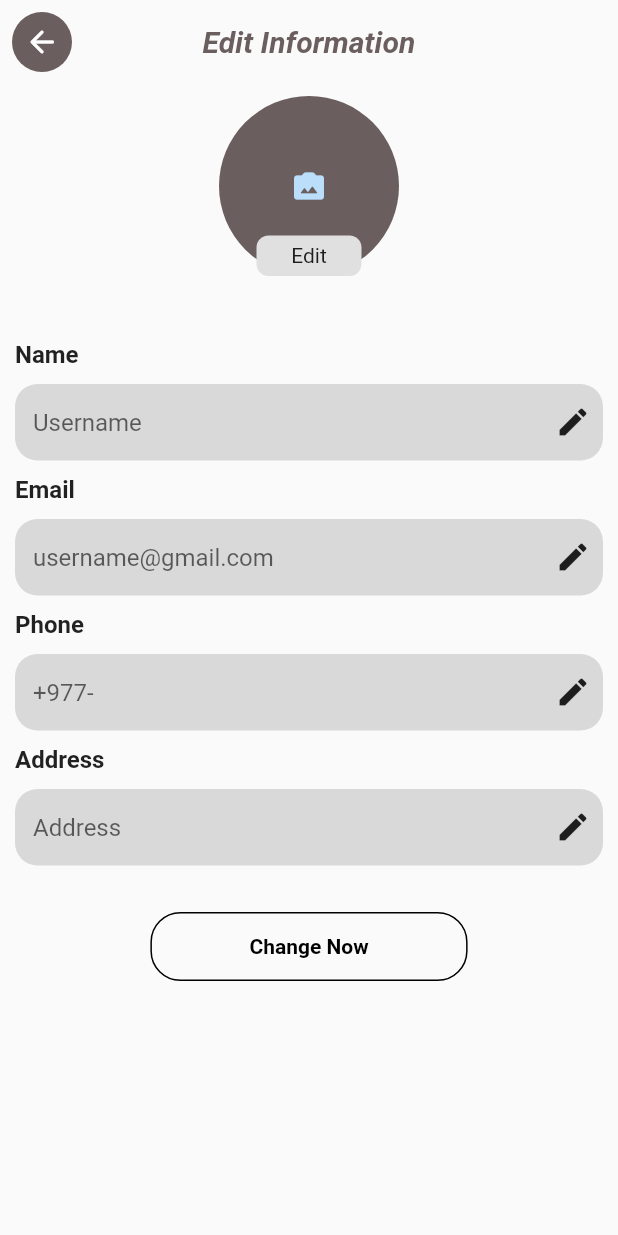
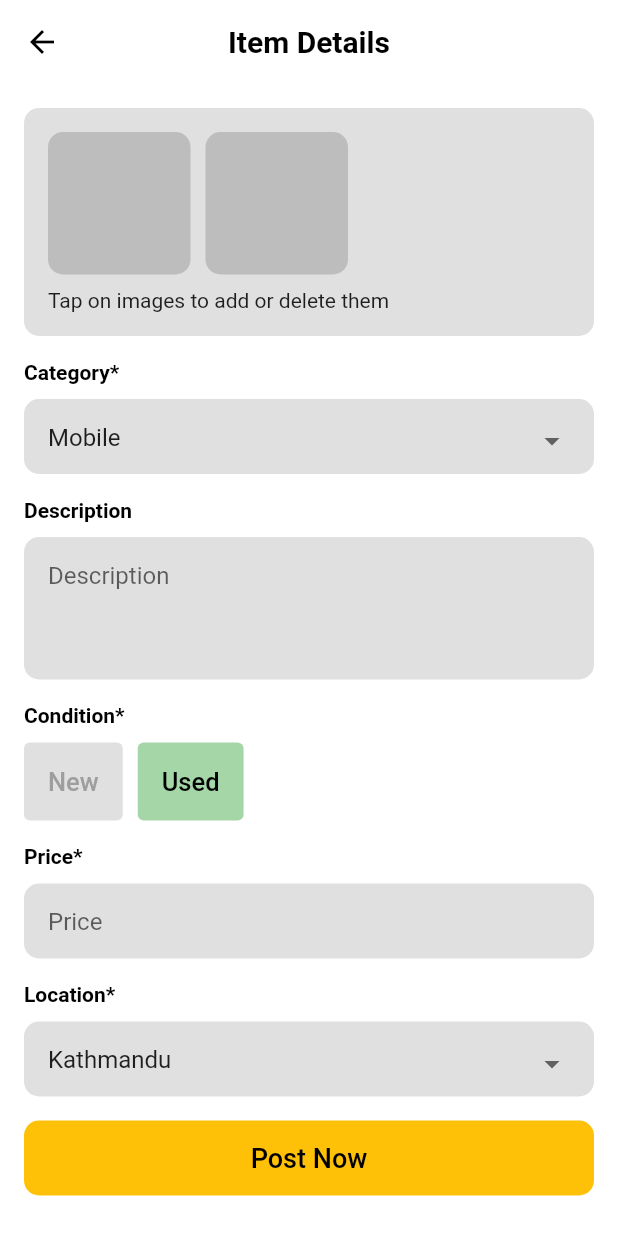
Before and after one commit to aakritip15/E_commerce, a Flutter app: the screen it shows after launch, on a phone screen of 412 x 824 dp. Run offline on Flutter 3.47's test engine with Material 2 defaults, Android fonts, the phone set to English and light mode, and no system bars; our stand-ins replace cloud_firestore, feather_icons, firebase_auth, firebase_core, google_fonts; accounts and stored records are empty; Roboto replaces fonts that are missing (Times).

Commit message:
sell item added

```diff
--- /dev/null
+++ b/lib/Screens/sell_item.dart
@@ -0,0 +1,251 @@
+import 'package:flutter/material.dart';
+
+class SellItem extends StatefulWidget {
+  const SellItem({super.key});
+
+  @override
+  State<SellItem> createState() => _SellItemState();
+}
+
+class _SellItemState extends State<SellItem> {
+  List<String> _categoryList = <String>["Mobile", "Stationary", "Grocery","Vehicle"];
+  String _category = 'Mobile';
+
+  List<String> _location = <String>["Kathmandu", "Lalitpur", "Bhaktapur"];
+  String _choosedLocation = 'Kathmandu';
+
+  @override
+  Widget build(BuildContext context) {
+    return Scaffold(
+        backgroundColor: Colors.white,
+        appBar: AppBar(
+          title: Text('Item Details',
+              style: TextStyle(
+                color: Colors.black,
+                fontWeight: FontWeight.bold,
+              )),
+          backgroundColor: Colors.white,
+          elevation: 0,
+          leading: Icon(
+            Icons.arrow_back,
+            color: Colors.black,
+          ),
+          centerTitle: true,
+        ),
+        body: Padding(
+          padding: const EdgeInsets.all(16.0),
+          child: SingleChildScrollView(
+            child: Column(
+              crossAxisAlignment: CrossAxisAlignment.start,
+              children: [
+                Container(
+                  height: 152,
+                  width: double.infinity,
+                  decoration: BoxDecoration(
+                      color: Colors.grey[300],
+                      borderRadius: BorderRadius.circular(10)),
+                  child: Padding(
+                    padding: const EdgeInsets.all(16.0),
+                    child: Column(
+                      crossAxisAlignment: CrossAxisAlignment.start,
+                      children: [
+                        Row(
+                          children: [
+                            Container(
+                              height: 95,
+                              width: 95,
+                              decoration: BoxDecoration(
+                                  color: Colors.grey[400],
+                                  borderRadius: BorderRadius.circular(10)),
+                            ),
+                            SizedBox(width: 10),
+                            Container(
+                              height: 95,
+                              width: 95,
+                              decoration: BoxDecoration(
+                                  color: Colors.grey[400],
+                                  borderRadius: BorderRadius.circular(10)),
+                            ),
+                          ],
+                        ),
+                        SizedBox(height: 9),
+                        Text('Tap on images to add or delete them'),
+                      ],
+                    ),
+                  ),
+                ),
+                SizedBox(height: 16),
+                Text('Category*',
+                    style: TextStyle(
+                      color: Colors.black,
+                      fontWeight: FontWeight.bold,
+                    )),
+                SizedBox(height: 10),
+                Container(
+                  height: 50,
+                  width: double.infinity,
+                  decoration: BoxDecoration(
+                      color: Colors.grey[300],
+                      borderRadius: BorderRadius.circular(10)),
+                  child: Padding(
+                    padding: const EdgeInsets.all(16.0),
+                    child: DropdownButtonHideUnderline(
+                      child: DropdownButton(
+                          isExpanded: true,
+                          value: _category,
+                          items: _categoryList
+                              .map((e) => DropdownMenuItem(
+                                    child: Text(e),
+                                    value: e,
+                                  ))
+                              .toList(),
+                          onChanged: (val) {
+                            setState(() {
+                              _category = val.toString();
+                            });
+                          }),
+                    ),
+                  ),
+                ),
+                SizedBox(height: 16),
+                Text('Description',
+                    style: TextStyle(
+                      color: Colors.black,
+                      fontWeight: FontWeight.bold,
+                    )),
+                SizedBox(height: 10),
+                Container(
+                  height: 95,
+                  width: double.infinity,
+                  decoration: BoxDecoration(
+                      color: Colors.grey[300],
+                      borderRadius: BorderRadius.circular(10)),
+                  child: Padding(
+                    padding: const EdgeInsets.all(16.0),
+                    child: TextField(
+                      decoration:
+                          InputDecoration.collapsed(hintText: 'Description'),
+                    ),
+                  ),
+                ),
+                 SizedBox(height: 16),
+                Text('Condition*',
+                    style: TextStyle(
+                      color: Colors.black,
+                      fontWeight: FontWeight.bold,
+                    )),
+                    SizedBox(height: 10),
+                    Row(
+                      children: [
+                        TextButton(
+                          style: ButtonStyle(
+                            backgroundColor: MaterialStateProperty.all(Colors.grey[300]),
+                          ),
+                          onPressed: (){},
+                          child: Padding(
+                            padding: const EdgeInsets.all(8.0),
+                            child: Text('New',
+                            style: TextStyle(
+                              color: Colors.grey,
+                              fontSize: 17,
+                            ),
+                            ),
+                          )),
+                        SizedBox(width: 10,),
+                        TextButton(
+                          style: ButtonStyle(
+                            backgroundColor: MaterialStateProperty.all(Colors.green[200]),
+                          ),
+                          onPressed: (){},
+                          child: Padding(
+                            padding: const EdgeInsets.all(8.0),
+                            child: Text('Used',
+                            style: TextStyle(
+                              color: Colors.black,
+                              fontSize: 17,
+                            ),
+                            ),
+                          )),
+
+                      ],
+                    ),
+
+                SizedBox(height: 16),
+                Text('Price*',
+                    style: TextStyle(
+                      color: Colors.black,
+                      fontWeight: FontWeight.bold,
+                    )),
+
+                SizedBox(height: 10),
+                Container(
+                  height: 50,
+                  width: double.infinity,
+                  decoration: BoxDecoration(
+                      color: Colors.grey[300],
+                      borderRadius: BorderRadius.circular(10)),
+                  child: Padding(
+                    padding: const EdgeInsets.all(16.0),
+                    child: TextField(
+                      decoration: InputDecoration.collapsed(hintText: 'Price'),
+                    ),
+                  ),
+                ),
+                SizedBox(height: 16),
+                Text('Location*',
+                    style: TextStyle(
+                      color: Colors.black,
+                      fontWeight: FontWeight.bold,
+                    )),
+                SizedBox(height: 10),
+                Container(
+                  height: 50,
+                  width: double.infinity,
+                  decoration: BoxDecoration(
+                      color: Colors.grey[300],
+                      borderRadius: BorderRadius.circular(10)),
+                  child: Padding(
+                    padding: const EdgeInsets.all(16.0),
+                    child: DropdownButtonHideUnderline(
+                      child: DropdownButton(
+                          isExpanded: true,
+                          value: _choosedLocation,
+                          items: _location
+                              .map((e) => DropdownMenuItem(
+                                    child: Text(e),
+                                    value: e,
+                                  ))
+                              .toList(),
+                          onChanged: (val) {
+                            setState(() {
+                              _choosedLocation = val.toString();
+                            });
+                          }),
+                    ),
+                  ),
+                ),
+                SizedBox(height: 16),
+                Container(
+                  height: 50,
+                  width: double.infinity,
+                  decoration: BoxDecoration(
+                      color: Colors.amber,
+                      borderRadius: BorderRadius.circular(10)),
+                  child: TextButton(
+
+                    onPressed: (){},
+                    child: Center(child: Text('Post Now',
+                          style:TextStyle(
+                            fontSize: 18,
+                            color: Colors.black,
+
+                          )
+                    ))
+                    ),
+                )
+              ],
+            ),
+          ),
+        ));
+  }
+}
--- a/lib/main.dart
+++ b/lib/main.dart
@@ -14,6 +14,7 @@ import '/Screens/splashscreen.dart';
 import 'package:firebase_auth/firebase_auth.dart';
 import 'package:firebase_core/firebase_core.dart';
 import '/widgets/customTextFormField.dart';
+import 'Screens/sell_item.dart';
 import 'screens/login.dart';
 import 'models/appbar.dart';
 import 'screens/body.dart';
@@ -39,7 +40,7 @@ class _MyAppState extends State<MyApp> {
       ),
       //home: ChatPage(),
       //home: BODY(),
-      home: EditInfo(),
+      home: SellItem(),
       //home: AnimatedSplashScreen(splash: Icons.home, nextScreen: MyHomePage(), duration: 2500, backgroundColor: Color(0xFFFFB930), splashTransition: SplashTransition.fadeTransition),
       debugShowCheckedModeBanner: false,
     );
```
Also changed, not shown: pubspec.lock, 1 other file.
